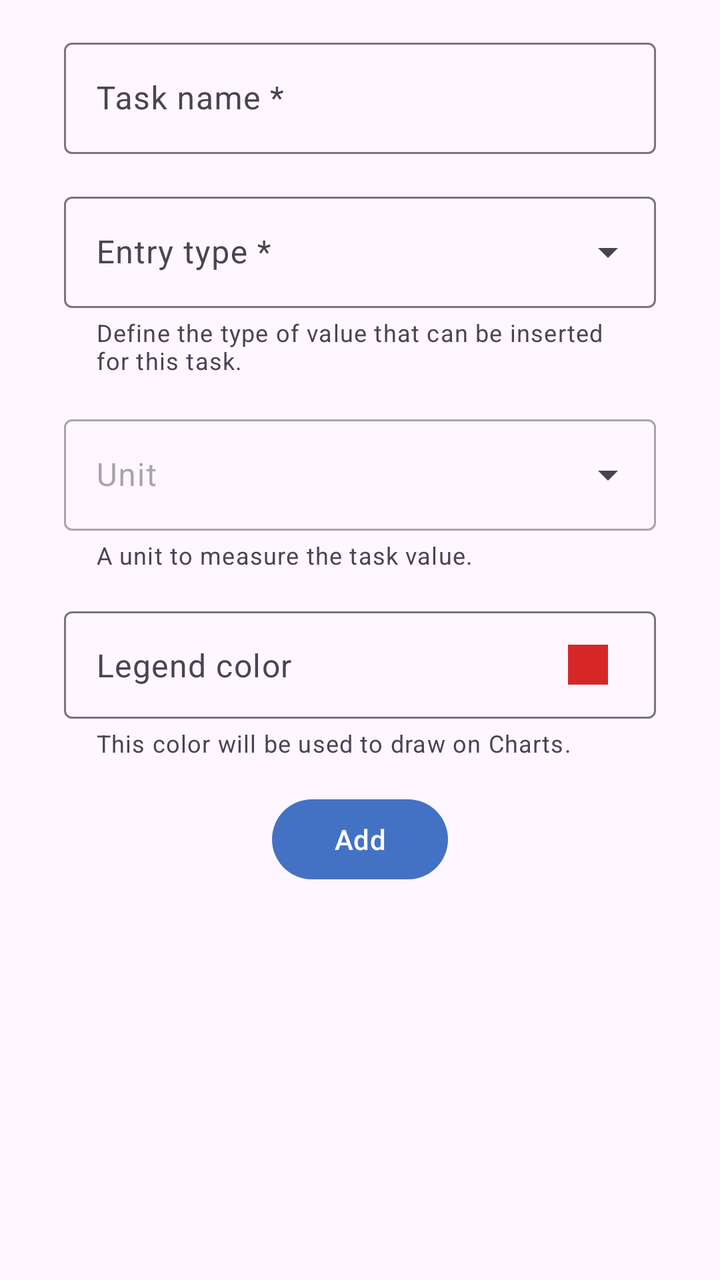
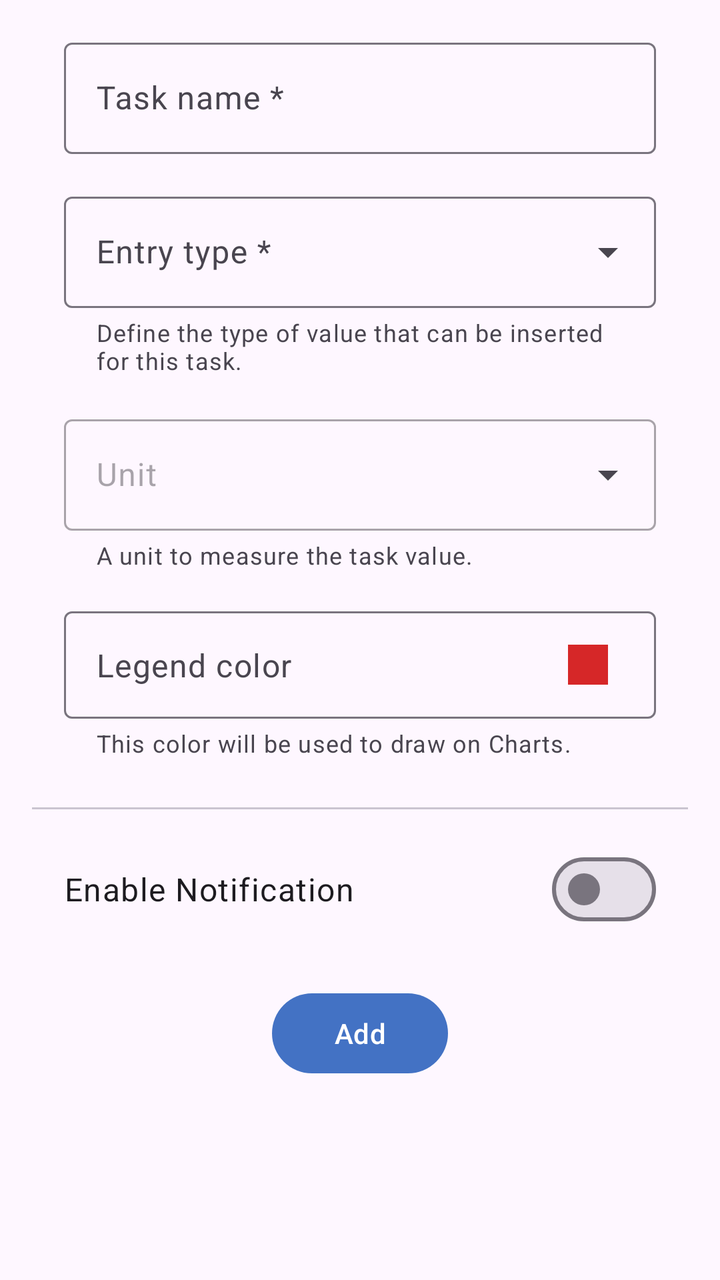

Before-and-after screenshots of an Android layout around one commit, followed by the original layout XML and the change that was made.
<!-- AndroidManifest.xml: application theme Theme.TaskTracker -->
<!-- res/layout/fragment_task.xml -->
<?xml version="1.0" encoding="utf-8"?>
<androidx.core.widget.NestedScrollView xmlns:android="http://schemas.android.com/apk/res/android"
    xmlns:app="http://schemas.android.com/apk/res-auto"
    xmlns:tools="http://schemas.android.com/tools"
    android:layout_width="match_parent"
    android:layout_height="match_parent"
    tools:context=".gui.fragments.TaskFragment">

    <androidx.constraintlayout.widget.ConstraintLayout
        android:layout_width="match_parent"
        android:layout_height="match_parent"
        android:paddingLeft="16dp"
        android:paddingRight="16dp">

        <com.google.android.material.textfield.TextInputLayout
            android:id="@+id/task_name_input_layout"
            android:layout_width="match_parent"
            android:layout_height="wrap_content"
            android:layout_marginStart="16dp"
            android:layout_marginTop="16dp"
            android:layout_marginEnd="16dp"
            android:hint="@string/task_header_name"
            app:layout_constraintStart_toStartOf="parent"
            app:layout_constraintTop_toTopOf="parent">

            <com.google.android.material.textfield.TextInputEditText
                android:id="@+id/task_name_edittext"
                android:layout_width="match_parent"
                android:layout_height="wrap_content"
                android:imeOptions="actionDone"
                android:inputType="textCapSentences" />

        </com.google.android.material.textfield.TextInputLayout>

        <com.google.android.material.textfield.TextInputLayout
            android:id="@+id/task_type_input_layout"
            style="@style/Widget.Material3.TextInputLayout.OutlinedBox.ExposedDropdownMenu"
            android:layout_width="match_parent"
            android:layout_height="wrap_content"
            android:layout_marginStart="16dp"
            android:layout_marginTop="16dp"
            android:layout_marginEnd="16dp"
            android:hint="@string/task_header_type"
            app:helperText="@string/task_details_type"
            app:layout_constraintStart_toStartOf="parent"
            app:layout_constraintTop_toBottomOf="@+id/task_name_input_layout">

            <AutoCompleteTextView
                android:id="@+id/task_type_edittext"
                android:layout_width="match_parent"
                android:layout_height="wrap_content"
                android:inputType="none" />

        </com.google.android.material.textfield.TextInputLayout>

        <com.google.android.material.textfield.TextInputLayout
            android:id="@+id/task_units_input_layout"
            style="@style/Widget.Material3.TextInputLayout.OutlinedBox.ExposedDropdownMenu"
            android:layout_width="match_parent"
            android:layout_height="wrap_content"
            android:layout_marginStart="16dp"
            android:layout_marginTop="16dp"
            android:layout_marginEnd="16dp"
            android:enabled="false"
            android:hint="@string/task_header_unit"
            app:helperText="@string/task_details_unit"
            app:layout_constraintStart_toStartOf="parent"
            app:layout_constraintTop_toBottomOf="@+id/task_type_input_layout">

            <AutoCompleteTextView
                android:id="@+id/task_units_edittext"
                android:layout_width="match_parent"
                android:layout_height="wrap_content"
                android:inputType="none" />

        </com.google.android.material.textfield.TextInputLayout>


        <Button
            android:id="@+id/task_color_input_button"
            style="@style/Widget.Material3.Button.OutlinedButton.Icon"
            android:layout_width="match_parent"
            android:layout_height="wrap_content"
            android:layout_marginStart="16dp"
            android:layout_marginTop="16dp"
            android:layout_marginEnd="16dp"
            android:gravity="start"
            android:paddingTop="16dp"
            android:paddingBottom="16dp"
            android:text="@string/task_header_color"
            android:textAppearance="?attr/textAppearanceBodyLarge"
            android:textColor="?attr/colorOnSurfaceVariant"
            app:helperText="@string/task_details_color"
            app:icon="@color/legend_red"
            app:iconGravity="end"
            app:iconSize="20dp"
            app:iconTint="@color/legend_red"
            app:layout_constraintEnd_toEndOf="parent"
            app:layout_constraintStart_toStartOf="parent"
            app:layout_constraintTop_toBottomOf="@+id/task_units_input_layout"
            app:shapeAppearance="?attr/shapeAppearanceSmallComponent"
            app:strokeColor="?attr/colorOutline" />

        <TextView
            android:id="@+id/task_color_details_text"
            android:layout_width="0dp"
            android:layout_height="wrap_content"
            android:paddingLeft="16dp"
            android:text="@string/task_details_color"
            android:textAppearance="?attr/textAppearanceBodySmall"
            android:textColor="?attr/colorOnSurfaceVariant"
            app:layout_constraintEnd_toEndOf="@+id/task_color_input_button"
            app:layout_constraintStart_toStartOf="@+id/task_color_input_button"
            app:layout_constraintTop_toBottomOf="@+id/task_color_input_button" />

        <Button
            android:id="@+id/button_add"
            android:layout_width="wrap_content"
            android:layout_height="wrap_content"
            android:layout_marginTop="16dp"
            android:text="@string/add"
            app:layout_constraintEnd_toEndOf="parent"
            app:layout_constraintStart_toStartOf="parent"
            app:layout_constraintTop_toBottomOf="@+id/task_color_details_text" />

    </androidx.constraintlayout.widget.ConstraintLayout>
</androidx.core.widget.NestedScrollView>
<!-- resources referenced by this layout -->
<resources>
  <color name="legend_red">#D62728</color>
  <string name="add">Add</string>
  <string name="task_details_color">This color will be used to draw on Charts.</string>
  <string name="task_details_type">Define the type of value that can be inserted for this task.</string>
  <string name="task_details_unit">A unit to measure the task value.</string>
  <string name="task_header_color">Legend color</string>
  <string name="task_header_name">Task name *</string>
  <string name="task_header_type">Entry type *</string>
  <string name="task_header_unit">Unit</string>
  <style name="Theme.TaskTracker" parent="Base.Theme.TaskTracker" />
  <style name="Base.Theme.TaskTracker" parent="Theme.Material3.Light.NoActionBar">
          
          <item name="colorPrimaryDark">@color/colorPrimaryDark</item>
          <item name="colorAccent">@color/colorAccent</item>
          <item name="colorPrimary">@color/colorPrimary</item>
          <item name="colorOnPrimary">@color/white</item>
          <item name="colorPrimaryContainer">@color/colorPrimary</item>
          <item name="colorOnPrimaryContainer">@color/white</item>
          <item name="colorSecondaryContainer">@color/colorPrimaryLight</item>
          <item name="colorOnSecondaryContainer">@color/white</item>
          <item name="colorSurfaceVariant">@color/colorSecondaryLight</item>
      </style>
  <color name="colorPrimaryDark">#1F3864</color>
  <color name="colorAccent">#4372C4</color>
  <color name="colorPrimary">#4372C4</color>
  <color name="white">#FFFFFF</color>
  <color name="colorPrimaryLight">#558DF0</color>
  <color name="colorSecondaryLight">#558DF0</color>
</resources>

<!-- the commit's change to res/layout/fragment_task.xml (unified diff, before → after) -->
@@ -90,7 +90,6 @@
             android:text="@string/task_header_color"
             android:textAppearance="?attr/textAppearanceBodyLarge"
             android:textColor="?attr/colorOnSurfaceVariant"
-            app:helperText="@string/task_details_color"
             app:icon="@color/legend_red"
             app:iconGravity="end"
             app:iconSize="20dp"
@@ -113,15 +112,116 @@
             app:layout_constraintStart_toStartOf="@+id/task_color_input_button"
             app:layout_constraintTop_toBottomOf="@+id/task_color_input_button" />
 
+        <com.google.android.material.divider.MaterialDivider
+            android:id="@+id/divider"
+            android:layout_width="match_parent"
+            android:layout_height="wrap_content"
+            android:layout_marginTop="24dp"
+            app:layout_constraintTop_toBottomOf="@id/task_color_details_text" />
+
+        <com.google.android.material.materialswitch.MaterialSwitch
+            android:id="@+id/notification_switch"
+            android:layout_width="match_parent"
+            android:layout_height="wrap_content"
+            android:layout_marginStart="16dp"
+            android:layout_marginTop="16dp"
+            android:layout_marginEnd="16dp"
+            android:text="Enable Notification"
+            android:textAppearance="?attr/textAppearanceBodyLarge"
+            app:layout_constraintTop_toBottomOf="@id/divider" />
+
+        <LinearLayout
+            android:id="@+id/notification_settings_container"
+            android:layout_width="match_parent"
+            android:layout_height="wrap_content"
+            android:orientation="vertical"
+            android:visibility="gone"
+            android:layout_marginStart="16dp"
+            android:layout_marginEnd="16dp"
+            app:layout_constraintTop_toBottomOf="@id/notification_switch">
+
+            <Button
+                android:id="@+id/notification_time_button"
+                style="@style/Widget.Material3.Button.OutlinedButton"
+                android:layout_width="match_parent"
+                android:layout_height="wrap_content"
+                android:layout_marginTop="8dp"
+                android:text="Set Notification Time"
+                android:textAppearance="?attr/textAppearanceBodyLarge" />
+
+            <TextView
+                android:id="@+id/notification_days_header"
+                android:layout_width="wrap_content"
+                android:layout_height="wrap_content"
+                android:layout_marginTop="16dp"
+                android:text="Repeat on days:"
+                android:textAppearance="?attr/textAppearanceBodyMedium" />
+
+            <com.google.android.material.chip.ChipGroup
+                android:id="@+id/notification_days_chip_group"
+                android:layout_width="match_parent"
+                android:layout_height="wrap_content"
+                app:chipSpacingHorizontal="8dp">
+
+                <com.google.android.material.chip.Chip
+                    android:id="@+id/chip_mon"
+                    style="@style/Widget.Material3.Chip.Filter"
+                    android:layout_width="wrap_content"
+                    android:layout_height="wrap_content"
+                    android:text="Mon" />
+                <com.google.android.material.chip.Chip
+                    android:id="@+id/chip_tue"
+                    style="@style/Widget.Material3.Chip.Filter"
+                    android:layout_width="wrap_content"
+                    android:layout_height="wrap_content"
+                    android:text="Tue" />
+                <com.google.android.material.chip.Chip
+                    android:id="@+id/chip_wed"
+                    style="@style/Widget.Material3.Chip.Filter"
+                    android:layout_width="wrap_content"
+                    android:layout_height="wrap_content"
+                    android:text="Wed" />
+                <com.google.android.material.chip.Chip
+                    android:id="@+id/chip_thu"
+                    style="@style/Widget.Material3.Chip.Filter"
+                    android:layout_width="wrap_content"
+                    android:layout_height="wrap_content"
+                    android:text="Thu" />
+                <com.google.android.material.chip.Chip
+                    android:id="@+id/chip_fri"
+                    style="@style/Widget.Material3.Chip.Filter"
+                    android:layout_width="wrap_content"
+                    android:layout_height="wrap_content"
+                    android:text="Fri" />
+                <com.google.android.material.chip.Chip
+                    android:id="@+id/chip_sat"
+                    style="@style/Widget.Material3.Chip.Filter"
+                    android:layout_width="wrap_content"
+                    android:layout_height="wrap_content"
+                    android:text="Sat" />
+                <com.google.android.material.chip.Chip
+                    android:id="@+id/chip_sun"
+                    style="@style/Widget.Material3.Chip.Filter"
+                    android:layout_width="wrap_content"
+                    android:layout_height="wrap_content"
+                    android:text="Sun" />
+
+            </com.google.android.material.chip.ChipGroup>
+
+        </LinearLayout>
+
+
         <Button
             android:id="@+id/button_add"
             android:layout_width="wrap_content"
             android:layout_height="wrap_content"
-            android:layout_marginTop="16dp"
+            android:layout_marginTop="24dp"
+            android:layout_marginBottom="32dp"
             android:text="@string/add"
+            app:layout_constraintBottom_toBottomOf="parent"
             app:layout_constraintEnd_toEndOf="parent"
             app:layout_constraintStart_toStartOf="parent"
-            app:layout_constraintTop_toBottomOf="@+id/task_color_details_text" />
+            app:layout_constraintTop_toBottomOf="@+id/notification_settings_container" />
 
     </androidx.constraintlayout.widget.ConstraintLayout>
 </androidx.core.widget.NestedScrollView>
